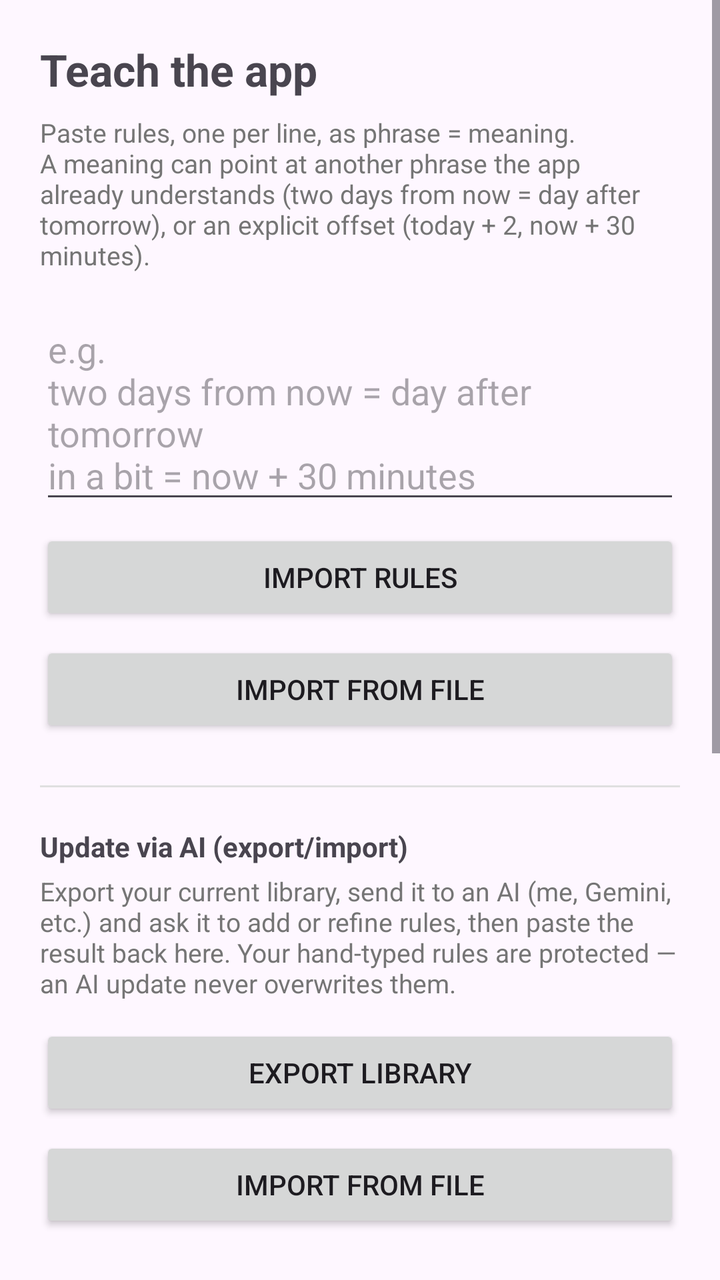
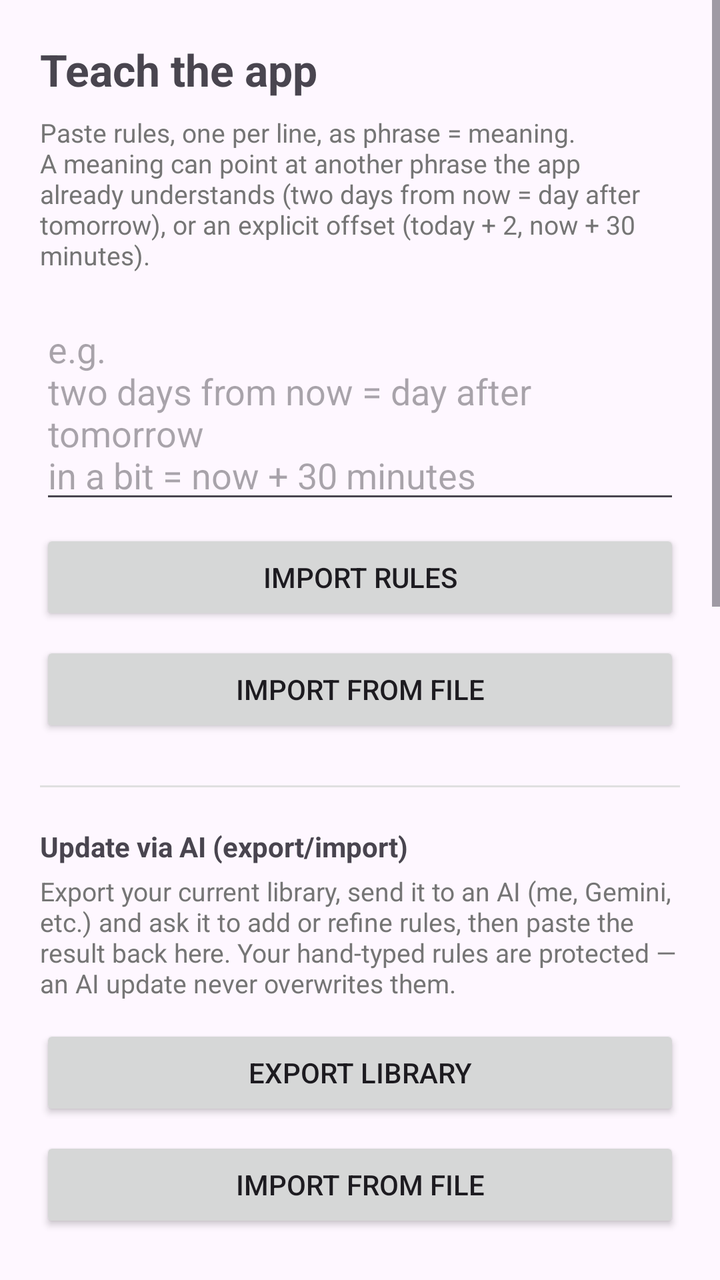

The first picture is an Android layout as it rendered before a commit; the second is the same layout after the commit. The layout source and the unified diff follow.
<!-- AndroidManifest.xml: application theme Theme.Material3.DayNight -->
<!-- res/layout/activity_teach_words.xml -->
<?xml version="1.0" encoding="utf-8"?>
<ScrollView
    xmlns:android="http://schemas.android.com/apk/res/android"
    android:layout_width="match_parent"
    android:layout_height="match_parent">

    <LinearLayout
        android:layout_width="match_parent"
        android:layout_height="wrap_content"
        android:orientation="vertical"
        android:padding="20dp">

        <TextView
            android:layout_width="match_parent"
            android:layout_height="wrap_content"
            android:text="@string/teach_title"
            android:textSize="22sp"
            android:textStyle="bold"
            android:layout_marginBottom="8dp" />

        <TextView
            android:layout_width="match_parent"
            android:layout_height="wrap_content"
            android:text="@string/teach_instructions"
            android:textSize="13sp"
            android:textColor="#757575"
            android:layout_marginBottom="16dp" />

        <EditText
            android:id="@+id/editTextBulkRules"
            android:layout_width="match_parent"
            android:layout_height="wrap_content"
            android:minLines="4"
            android:gravity="top"
            android:hint="@string/teach_hint"
            android:inputType="textMultiLine" />

        <Button
            android:id="@+id/buttonImportRules"
            android:layout_width="match_parent"
            android:layout_height="wrap_content"
            android:text="@string/import_rules"
            android:layout_marginTop="8dp"
            android:layout_marginBottom="8dp" />

        <Button
            android:id="@+id/buttonImportRulesFromFile"
            android:layout_width="match_parent"
            android:layout_height="wrap_content"
            android:text="@string/import_from_file"
            android:layout_marginBottom="24dp" />

        <View android:layout_width="match_parent" android:layout_height="1dp" android:background="#E0E0E0" android:layout_marginBottom="20dp" />

        <TextView
            android:layout_width="match_parent"
            android:layout_height="wrap_content"
            android:text="@string/ai_update_title"
            android:textStyle="bold"
            android:layout_marginBottom="4dp" />

        <TextView
            android:layout_width="match_parent"
            android:layout_height="wrap_content"
            android:text="@string/ai_update_instructions"
            android:textSize="13sp"
            android:textColor="#757575"
            android:layout_marginBottom="12dp" />

        <Button
            android:id="@+id/buttonExportLibrary"
            android:layout_width="match_parent"
            android:layout_height="wrap_content"
            android:text="@string/export_library"
            android:layout_marginBottom="8dp" />

        <Button
            android:id="@+id/buttonImportFromFile"
            android:layout_width="match_parent"
            android:layout_height="wrap_content"
            android:text="@string/import_from_file"
            android:layout_marginBottom="12dp" />

        <EditText
            android:id="@+id/editTextAiUpdate"
            android:layout_width="match_parent"
            android:layout_height="wrap_content"
            android:minLines="4"
            android:gravity="top"
            android:hint="@string/ai_update_hint"
            android:inputType="textMultiLine" />

        <Button
            android:id="@+id/buttonImportAiUpdate"
            android:layout_width="match_parent"
            android:layout_height="wrap_content"
            android:text="@string/import_ai_update"
            android:layout_marginTop="8dp"
            android:layout_marginBottom="24dp" />

        <View android:layout_width="match_parent" android:layout_height="1dp" android:background="#E0E0E0" android:layout_marginBottom="20dp" />

        <TextView
            android:layout_width="match_parent"
            android:layout_height="wrap_content"
            android:text="@string/learned_rules"
            android:textStyle="bold"
            android:layout_marginBottom="8dp" />

        <TextView
            android:id="@+id/textRulesList"
            android:layout_width="match_parent"
            android:layout_height="wrap_content"
            android:textSize="13sp"
            android:layout_marginBottom="16dp" />

        <TextView
            android:layout_width="match_parent"
            android:layout_height="wrap_content"
            android:text="@string/excluded_words"
            android:textStyle="bold"
            android:layout_marginBottom="8dp" />

        <TextView
            android:id="@+id/textExcludedList"
            android:layout_width="match_parent"
            android:layout_height="wrap_content"
            android:textSize="13sp"
            android:layout_marginBottom="20dp" />

        <Button
            android:id="@+id/buttonCleanupNow"
            android:layout_width="match_parent"
            android:layout_height="wrap_content"
            android:text="@string/cleanup_unused_now"
            android:layout_marginBottom="12dp" />

        <Button
            android:id="@+id/buttonClearAll"
            android:layout_width="match_parent"
            android:layout_height="wrap_content"
            android:text="@string/clear_everything_learned" />

    </LinearLayout>

</ScrollView>
<!-- resources referenced by this layout -->
<resources>
  <string name="ai_update_hint">Paste the AI-updated library here</string>
  <string name="ai_update_instructions">Export your current library, send it to an AI (me, Gemini, etc.) and ask it to add or refine rules, then paste the result back here. Your hand-typed rules are protected — an AI update never overwrites them.</string>
  <string name="ai_update_title">Update via AI (export/import)</string>
  <string name="cleanup_unused_now">Clean up unused now (4+ months)</string>
  <string name="clear_everything_learned">Clear everything learned</string>
  <string name="excluded_words">Words taught as plain text</string>
  <string name="export_library">Export library</string>
  <string name="import_ai_update">Import AI update</string>
  <string name="import_from_file">Import from file</string>
  <string name="import_rules">Import rules</string>
  <string name="learned_rules">Learned rules</string>
  <string name="teach_hint">e.g.\ntwo days from now = day after tomorrow\nin a bit = now + 30 minutes</string>
  <string name="teach_instructions">Paste rules, one per line, as "phrase = meaning". A meaning can point at another phrase the app already understands ("two days from now = day after tomorrow"), or an explicit offset ("today + 2", "now + 30 minutes").</string>
  <string name="teach_title">Teach the app</string>
</resources>

<!-- the commit's change to res/layout/activity_teach_words.xml (unified diff, before → after) -->
@@ -103,6 +103,47 @@
         <TextView
             android:layout_width="match_parent"
             android:layout_height="wrap_content"
+            android:text="@string/filler_title"
+            android:textStyle="bold"
+            android:layout_marginBottom="4dp" />
+
+        <TextView
+            android:layout_width="match_parent"
+            android:layout_height="wrap_content"
+            android:text="@string/filler_instructions"
+            android:textSize="13sp"
+            android:textColor="#757575"
+            android:layout_marginBottom="12dp" />
+
+        <EditText
+            android:id="@+id/editTextFillerPhrases"
+            android:layout_width="match_parent"
+            android:layout_height="wrap_content"
+            android:minLines="3"
+            android:gravity="top"
+            android:hint="@string/filler_hint"
+            android:inputType="textMultiLine" />
+
+        <Button
+            android:id="@+id/buttonImportFillers"
+            android:layout_width="match_parent"
+            android:layout_height="wrap_content"
+            android:text="@string/import_rules"
+            android:layout_marginTop="8dp"
+            android:layout_marginBottom="8dp" />
+
+        <TextView
+            android:id="@+id/textFillerList"
+            android:layout_width="match_parent"
+            android:layout_height="wrap_content"
+            android:textSize="13sp"
+            android:layout_marginBottom="24dp" />
+
+        <View android:layout_width="match_parent" android:layout_height="1dp" android:background="#E0E0E0" android:layout_marginBottom="20dp" />
+
+        <TextView
+            android:layout_width="match_parent"
+            android:layout_height="wrap_content"
             android:text="@string/learned_rules"
             android:textStyle="bold"
             android:layout_marginBottom="8dp" />
